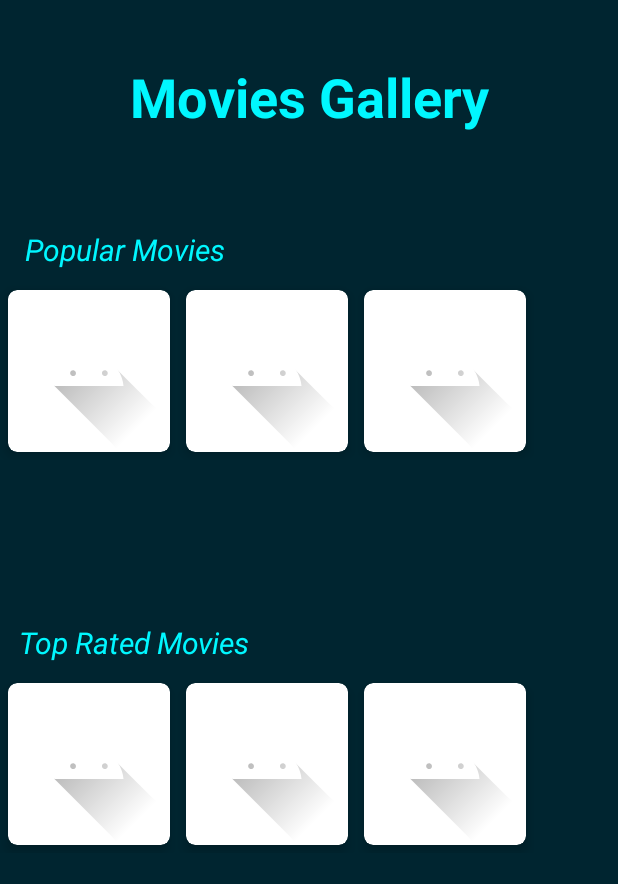
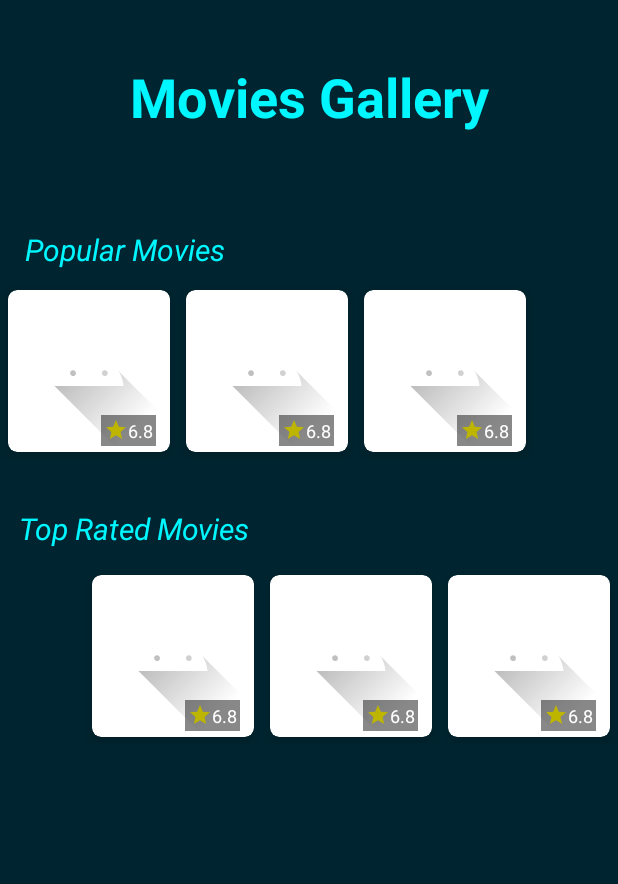
Before and after one commit to AhmadMamduhh/Movies_Gallery_App, an Android app: the layout activity_main.xml on its own in the app's theme, with its tools: preview values and no code run, on a phone screen of 412 x 824 dp. Shown: the top 884 px of the screen. Run offline under Robolectric (Android 15) with nearby library versions, the phone set to English and light mode, and no system bars.

Commit message:
Added two recycler views for the popular and top rated movies. Also, connected the application with the API to retrieve the data and present it in the recycler views.

```diff
--- a/app/src/main/AndroidManifest.xml
+++ b/app/src/main/AndroidManifest.xml
@@ -1,6 +1,8 @@
 <?xml version="1.0" encoding="utf-8"?>
 <manifest xmlns:android="http://schemas.android.com/apk/res/android"
     package="com.example.moviesapp">
+
+    <uses-permission android:name="android.permission.INTERNET"/>
 
     <application
         android:allowBackup="true"
--- a/app/src/main/java/com/example/moviesapp/data/MovieServiceInterface.kt
+++ b/app/src/main/java/com/example/moviesapp/data/MovieServiceInterface.kt
@@ -6,10 +6,10 @@ import retrofit2.http.GET
 import retrofit2.http.Query
 
 interface MovieServiceInterface {
-    @GET("/movie/popular")
+    @GET("movie/popular")
     fun getPopularMovies(@Query("api_key") apiKey: String): Call<MovieResponse>
 
-    @GET("/movie/top_rated")
+    @GET("movie/top_rated")
     fun getTopRatedMovies(@Query("api_key") apiKey: String): Call<MovieResponse>
 
 }
--- a/app/src/main/java/com/example/moviesapp/data/RetrofitClient.kt
+++ b/app/src/main/java/com/example/moviesapp/data/RetrofitClient.kt
@@ -7,7 +7,7 @@ object RetrofitClient {
 
     fun getRetrofitClient() : Retrofit =
         retrofit ?: Retrofit.Builder()
-            .baseUrl("https://api.themoviedb.org/3")
+            .baseUrl("https://api.themoviedb.org/3/")
             .addConverterFactory(GsonConverterFactory.create()).build()
 
 }
--- /dev/null
+++ b/app/src/main/res/drawable/ic_star.xml
@@ -0,0 +1,5 @@
+<vector android:height="16dp" android:tint="#BDB500"
+    android:viewportHeight="24.0" android:viewportWidth="24.0"
+    android:width="16dp" xmlns:android="http://schemas.android.com/apk/res/android">
+    <path android:fillColor="#FF000000" android:pathData="M12,17.27L18.18,21l-1.64,-7.03L22,9.24l-7.19,-0.61L12,2 9.19,8.63 2,9.24l5.46,4.73L5.82,21z"/>
+</vector>
--- a/app/src/main/res/layout/activity_main.xml
+++ b/app/src/main/res/layout/activity_main.xml
@@ -26,7 +26,7 @@
         android:layout_height="wrap_content"
         android:layout_marginTop="40dp"
         android:text="Movies Gallery"
-        android:textSize="36dp"
+        android:textSize="36sp"
         android:textStyle="bold"
         android:textAlignment="center"
         android:textColor="#00F7FF"
@@ -42,7 +42,7 @@
         android:text="Popular Movies"
         android:textAlignment="center"
         android:textColor="#00F7FF"
-        android:textSize="20dp"
+        android:textSize="20sp"
         android:textStyle="italic"
         app:layout_constraintEnd_toEndOf="parent"
         app:layout_constraintHorizontal_bias="0.057"
@@ -53,11 +53,11 @@
         android:id="@+id/topRatedMoviesText"
         android:layout_width="wrap_content"
         android:layout_height="wrap_content"
-        android:layout_marginTop="108dp"
+        android:layout_marginTop="32dp"
         android:text="Top Rated Movies"
         android:textAlignment="center"
         android:textColor="#00F7FF"
-        android:textSize="20dp"
+        android:textSize="20sp"
         android:textStyle="italic"
         app:layout_constraintEnd_toEndOf="parent"
         app:layout_constraintHorizontal_bias="0.050"
@@ -68,11 +68,11 @@
         android:id="@+id/topRatedRecyclerView"
         android:layout_width="wrap_content"
         android:layout_height="wrap_content"
-        android:layout_marginTop="8dp"
+        android:layout_marginTop="12dp"
         android:orientation="horizontal"
         app:layoutManager="androidx.recyclerview.widget.LinearLayoutManager"
         app:layout_constraintEnd_toEndOf="parent"
-        app:layout_constraintHorizontal_bias="0.0"
+        app:layout_constraintHorizontal_bias="1.0"
         app:layout_constraintStart_toStartOf="parent"
         app:layout_constraintTop_toBottomOf="@+id/topRatedMoviesText"
         tools:listitem="@layout/movie_item_layout" />
--- a/app/src/main/res/layout/movie_item_layout.xml
+++ b/app/src/main/res/layout/movie_item_layout.xml
@@ -13,12 +13,41 @@
     <androidx.constraintlayout.widget.ConstraintLayout
         android:layout_width="match_parent"
         android:layout_height="match_parent">
+
         <ImageView
             android:id="@+id/moviePosterImage"
             android:layout_width="match_parent"
             android:layout_height="match_parent"
             tools:src="@drawable/ic_launcher_foreground"/>
 
+        <LinearLayout
+            android:layout_width="wrap_content"
+            android:layout_height="wrap_content"
+            android:layout_marginBottom="4dp"
+            android:background="#77000000"
+            android:orientation="horizontal"
+            android:padding="2dp"
+            app:layout_constraintBottom_toBottomOf="parent"
+            app:layout_constraintEnd_toEndOf="parent"
+            app:layout_constraintHorizontal_bias="0.865"
+            app:layout_constraintStart_toStartOf="parent">
+
+            <ImageView
+                android:id="@+id/ratingImage1"
+                android:layout_width="wrap_content"
+                android:layout_height="wrap_content"
+                android:src="@drawable/ic_star" />
+
+            <TextView
+                android:id="@+id/ratingText1"
+                android:layout_width="wrap_content"
+                android:layout_height="wrap_content"
+                android:textColor="#fff"
+                android:textSize="12sp"
+                tools:text="6.8" />
+
+        </LinearLayout>
+
     </androidx.constraintlayout.widget.ConstraintLayout>
 
 </androidx.cardview.widget.CardView>
```
Also changed, not shown: app/src/main/java/com/example/moviesapp/MainActivity.kt (+73 -0 lines), app/src/main/java/com/example/moviesapp/ui/MovieRecyclerViewAdapter.kt (+12 -1 lines).
